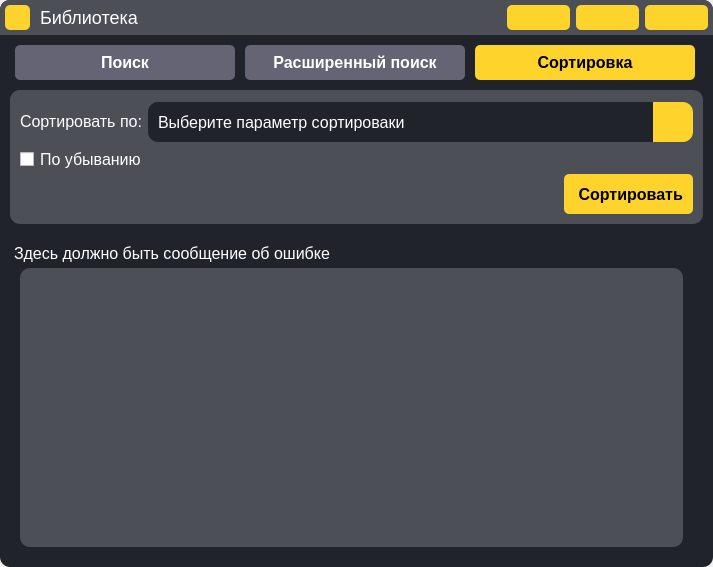
The window that Design/qt_ui/main_window.ui (PereverzevIvan/Online_library_for_Polytech) describes before a commit, drawn with Qt 5.
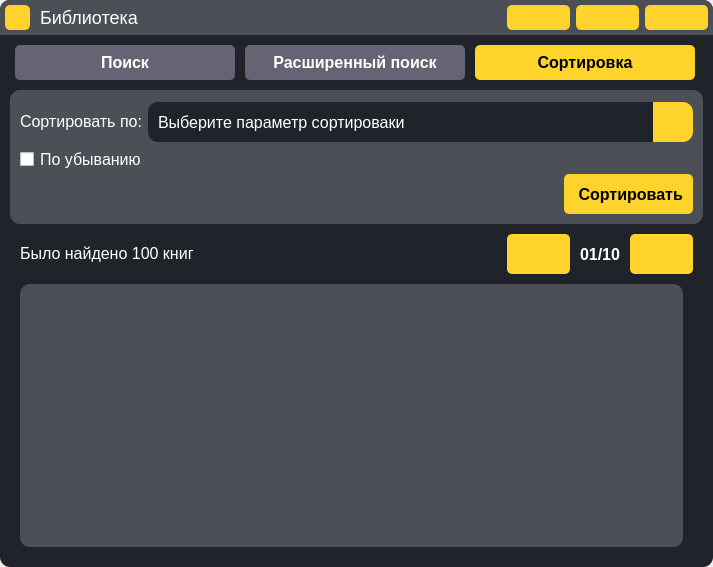
The same window after the commit. The open tabs and pages were chosen to show the change. Icons and pictures are not drawn.

Commit message: Была добавлена пагинация карточек найденных книг

Patch:
```diff
--- a/Design/qt_ui/main_window.ui
+++ b/Design/qt_ui/main_window.ui
@@ -54,7 +54,6 @@
 }
 
 #error_label {
-	margin-top: 15px;
 }
 
 /* Tabs style */
@@ -272,6 +271,11 @@
 }
 QScrollBar::add-page:vertical, QScrollBar::sub-page:vertical {
 	background: none;
+}
+
+/* Pagination style */
+#pagination_label {
+	font-weight: 500;
 }</string>
    </property>
    <layout class="QVBoxLayout" name="verticalLayout">
@@ -961,7 +965,31 @@
             </layout>
            </widget>
           </item>
-          <item alignment="Qt::AlignBottom">
+          <item>
+           <widget class="QFrame" name="pagination">
+            <property name="frameShape">
+             <enum>QFrame::StyledPanel</enum>
+            </property>
+            <property name="frameShadow">
+             <enum>QFrame::Raised</enum>
+            </property>
+            <layout class="QHBoxLayout" name="horizontalLayout_9">
+             <property name="spacing">
+              <number>5</number>
+             </property>
+             <property name="leftMargin">
+              <number>10</number>
+             </property>
+             <property name="topMargin">
+              <number>5</number>
+             </property>
+             <property name="rightMargin">
+              <number>10</number>
+             </property>
+             <property name="bottomMargin">
+              <number>5</number>
+             </property>
+             <item>
            <widget class="QLabel" name="error_label">
             <property name="sizePolicy">
              <sizepolicy hsizetype="Expanding" vsizetype="Fixed">
@@ -973,7 +1001,7 @@
              <number>1</number>
             </property>
             <property name="text">
-             <string>Здесь должно быть сообщение об ошибке</string>
+                <string>Было найдено 100 книг</string>
             </property>
             <property name="wordWrap">
              <bool>true</bool>
@@ -987,6 +1015,65 @@
            </widget>
           </item>
           <item>
+              <widget class="QFrame" name="pagination_btns">
+               <property name="frameShape">
+                <enum>QFrame::StyledPanel</enum>
+               </property>
+               <property name="frameShadow">
+                <enum>QFrame::Raised</enum>
+               </property>
+               <layout class="QHBoxLayout" name="horizontalLayout_8">
+                <property name="spacing">
+                 <number>10</number>
+                </property>
+                <property name="leftMargin">
+                 <number>0</number>
+                </property>
+                <property name="topMargin">
+                 <number>0</number>
+                </property>
+                <property name="rightMargin">
+                 <number>0</number>
+                </property>
+                <property name="bottomMargin">
+                 <number>0</number>
+                </property>
+                <item>
+                 <widget class="QPushButton" name="pagination_prev_btn">
+                  <property name="text">
+                   <string/>
+                  </property>
+                  <property name="icon">
+                   <iconset resource="../resources.qrc">
+                    <normaloff>:/Icons/For_QT/chevrons-left.svg</normaloff>:/Icons/For_QT/chevrons-left.svg</iconset>
+                  </property>
+                 </widget>
+                </item>
+                <item>
+                 <widget class="QLabel" name="pagination_label">
+                  <property name="text">
+                   <string>01/10</string>
+                  </property>
+                 </widget>
+                </item>
+                <item>
+                 <widget class="QPushButton" name="pagination_next_btn">
+                  <property name="text">
+                   <string/>
+                  </property>
+                  <property name="icon">
+                   <iconset resource="../resources.qrc">
+                    <normaloff>:/Icons/For_QT/chevrons-right.svg</normaloff>:/Icons/For_QT/chevrons-right.svg</iconset>
+                  </property>
+                 </widget>
+                </item>
+               </layout>
+              </widget>
+             </item>
+            </layout>
+           </widget>
+          </item>
+          <item>
            <widget class="QWidget" name="scroll_widget" native="true">
             <layout class="QVBoxLayout" name="verticalLayout_12">
              <property name="spacing">
@@ -1021,7 +1108,7 @@
                   <x>0</x>
                   <y>0</y>
                   <width>683</width>
-                  <height>274</height>
+                  <height>257</height>
                  </rect>
                 </property>
                 <layout class="QVBoxLayout" name="verticalLayout_5">
```
Left out of the diff: 2 changed lines with no effect on the pictures. Lines whose indentation alone changed are shown as unchanged. The commit also changes 3 other files.
